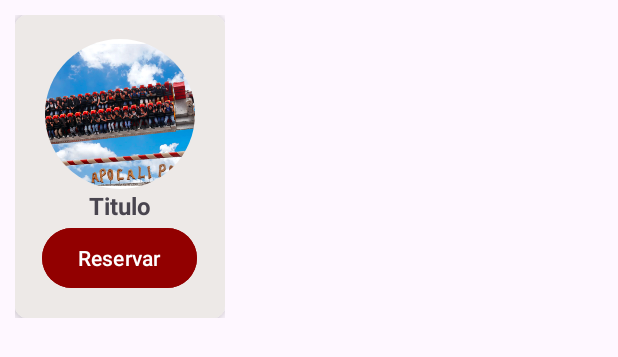
After one commit to Intro-CompuMovil/Waitless, an Android app: the layout adapter_atracciones.xml on its own in the app's theme, with its tools: preview values and no code run, on a phone screen of 412 x 824 dp. The commit adds this screen. Shown: the top 357 px of the screen. Run offline under Robolectric (Android 15) with nearby library versions, the phone set to English and light mode, and no system bars.

Commit message:
Update parques y atracciones

```diff
--- /dev/null
+++ b/app/src/main/res/layout/adapter_atracciones.xml
@@ -0,0 +1,52 @@
+<?xml version="1.0" encoding="utf-8"?>
+<LinearLayout
+    xmlns:android="http://schemas.android.com/apk/res/android"
+    xmlns:app="http://schemas.android.com/apk/res-auto"
+    android:layout_width="wrap_content"
+    android:layout_height="wrap_content"
+    android:orientation="horizontal"
+    android:padding="10dp">
+
+    <androidx.cardview.widget.CardView
+        android:layout_width="140dp"
+        android:layout_height="wrap_content"
+        app:cardCornerRadius="8dp"
+        app:cardElevation="6dp" >
+
+        <LinearLayout
+            android:layout_width="match_parent"
+            android:layout_height="wrap_content"
+            android:orientation="vertical"
+            android:gravity="center"
+            android:background="@color/Grey"
+            android:padding="16dp">
+
+            <de.hdodenhof.circleimageview.CircleImageView
+                android:id="@+id/profile_image1"
+                android:layout_width="100dp"
+                android:layout_height="100dp"
+                android:src="@drawable/apocalipsis" />
+
+            <TextView
+                android:id="@+id/tituloAtraccion"
+                android:layout_width="wrap_content"
+                android:layout_height="wrap_content"
+                android:textSize="16sp"
+                android:textStyle="bold"
+                android:gravity="center"
+                android:text="Titulo" />
+
+            <Button
+                android:id="@+id/buttonReserva"
+                android:layout_width="wrap_content"
+                android:layout_height="48dp"
+                android:backgroundTint="@color/red"
+                android:layout_alignParentBottom="true"
+                android:layout_centerHorizontal="true"
+                android:text="@string/reservar"
+                />
+
+        </LinearLayout>
+    </androidx.cardview.widget.CardView>
+
+</LinearLayout>
```
Also changed, not shown: app/src/main/assets/parques.json (added, +46 -0 lines), app/src/main/java/com/example/waitless_p1/Activities/AdapterActivity.kt (added, +57 -0 lines), app/src/main/java/com/example/waitless_p1/Activities/HomeActivity.kt (+75 -42 lines), app/src/main/java/com/example/waitless_p1/Data/Atraccion.kt (added, +9 -0 lines), app/src/main/res/layout/activity_home.xml (+8 -42 lines).
